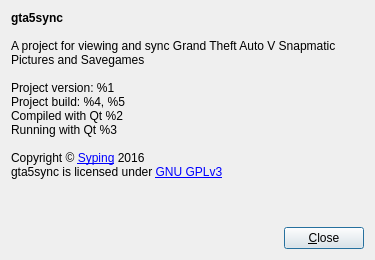
First picture: the form in AboutDialog.ui, repository SyDevTeam/gta5view, before the edit.
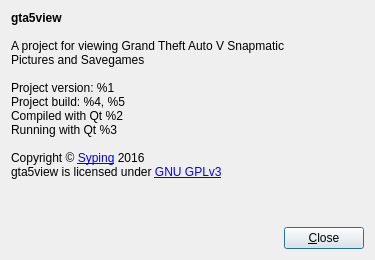
Second picture: the form after the edit. Icons and pictures are not drawn.

Commit message: rename project to gta5view

The edit to the form file:
```diff
--- a/AboutDialog.ui
+++ b/AboutDialog.ui
@@ -26,9 +26,9 @@
       </sizepolicy>
      </property>
      <property name="text">
-      <string>&lt;span style=&quot; font-weight:600;&quot;&gt;gta5sync&lt;/span&gt;&lt;br/&gt;
+      <string>&lt;span style=&quot; font-weight:600;&quot;&gt;gta5view&lt;/span&gt;&lt;br/&gt;
 &lt;br/&gt;
-A project for viewing and sync Grand Theft Auto V Snapmatic&lt;br/&gt;
+A project for viewing Grand Theft Auto V Snapmatic&lt;br/&gt;
 Pictures and Savegames&lt;br/&gt;
 &lt;br/&gt;
 Project version: %1&lt;br/&gt;
@@ -36,7 +36,7 @@
 Compiled with Qt %2&lt;br/&gt;
 Running with Qt %3&lt;br/&gt;
 &lt;br/&gt;
-Copyright &amp;copy; &lt;a href=&quot;https://github.com/Syping/&quot;&gt;Syping&lt;/a&gt; 2016&lt;br/&gt;gta5sync is licensed under &lt;a href=&quot;https://www.gnu.org/licenses/gpl-3.0.html#content&quot;&gt;GNU GPLv3&lt;/a&gt;</string>
+Copyright &amp;copy; &lt;a href=&quot;https://github.com/Syping/&quot;&gt;Syping&lt;/a&gt; 2016&lt;br/&gt;gta5view is licensed under &lt;a href=&quot;https://www.gnu.org/licenses/gpl-3.0.html#content&quot;&gt;GNU GPLv3&lt;/a&gt;</string>
      </property>
      <property name="alignment">
       <set>Qt::AlignLeading|Qt::AlignLeft|Qt::AlignTop</set>
```
Left out of the diff: 5 changed lines with no effect on the pictures. The commit also changes 9 other files.
